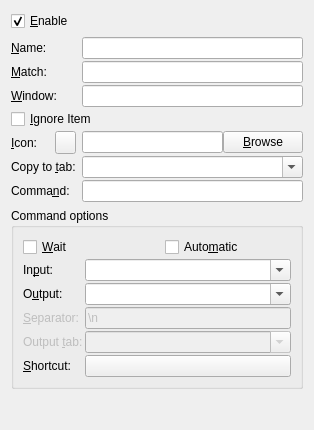
Qt form src/ui/commandwidget.ui (hluk/CopyQ) before a commit.
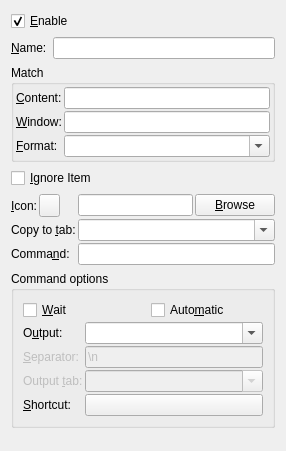
The same form after that commit.

Commit message: Commands can match items with given input format

The edit to the form file:
```diff
--- a/src/ui/commandwidget.ui
+++ b/src/ui/commandwidget.ui
@@ -6,8 +6,8 @@
    <rect>
     <x>0</x>
     <y>0</y>
-    <width>314</width>
-    <height>430</height>
+    <width>286</width>
+    <height>451</height>
    </rect>
   </property>
   <property name="windowTitle">
@@ -32,53 +32,139 @@
     </layout>
    </item>
    <item>
-    <layout class="QGridLayout" name="gridLayout">
+    <layout class="QHBoxLayout" name="horizontalLayout">
+     <item>
+      <widget class="QLabel" name="label_3">
+       <property name="sizePolicy">
+        <sizepolicy hsizetype="Preferred" vsizetype="Preferred">
+         <horstretch>0</horstretch>
+         <verstretch>0</verstretch>
+        </sizepolicy>
+       </property>
+       <property name="text">
+        <string>&amp;Name:</string>
+       </property>
+       <property name="buddy">
+        <cstring>lineEditName</cstring>
+       </property>
+      </widget>
+     </item>
+     <item>
+      <widget class="QLineEdit" name="lineEditName">
+       <property name="toolTip">
+        <string>Command name shown in menu</string>
+       </property>
+      </widget>
+     </item>
+    </layout>
+   </item>
+   <item>
+    <widget class="QGroupBox" name="groupBox">
+     <property name="title">
+      <string>Match</string>
+     </property>
+     <layout class="QFormLayout" name="formLayout_2">
+      <property name="horizontalSpacing">
+       <number>2</number>
+      </property>
+      <property name="verticalSpacing">
+       <number>2</number>
+      </property>
+      <property name="leftMargin">
+       <number>2</number>
+      </property>
+      <property name="topMargin">
+       <number>2</number>
+      </property>
+      <property name="rightMargin">
+       <number>2</number>
+      </property>
+      <property name="bottomMargin">
+       <number>2</number>
+      </property>
+      <item row="0" column="0">
+       <widget class="QLabel" name="label_4">
+        <property name="sizePolicy">
+         <sizepolicy hsizetype="Preferred" vsizetype="Preferred">
+          <horstretch>0</horstretch>
+          <verstretch>0</verstretch>
+         </sizepolicy>
+        </property>
+        <property name="text">
+         <string>&amp;Content:</string>
+        </property>
+        <property name="buddy">
+         <cstring>lineEditMatch</cstring>
+        </property>
+       </widget>
+      </item>
+      <item row="0" column="1">
+       <widget class="QLineEdit" name="lineEditMatch">
+        <property name="toolTip">
+         <string>&lt;p&gt;Use command only for items whose text match this regular expression (leave empty to match anything).&lt;/p&gt;&lt;p&gt;&lt;span style=&quot; font-weight:600;&quot;&gt;Examples:&lt;/span&gt;&lt;/p&gt;&lt;p&gt;  Match URL    &lt;span style=&quot; font-weight:600;&quot;&gt;^(https?|ftp)://&lt;/span&gt;&lt;/p&gt;&lt;p&gt;  Match PDF filenames    &lt;span style=&quot; font-weight:600;&quot;&gt;\.pdf$&lt;/span&gt;&lt;/p&gt;&lt;p&gt;  Match single character    &lt;span style=&quot; font-weight:600;&quot;&gt;^.$&lt;/span&gt;&lt;/p&gt;&lt;p&gt;  Match remote multimedia    &lt;span style=&quot; font-weight:600;&quot;&gt;^http://.*\.(ogv|vlc|mp4|mp3)$&lt;/span&gt;&lt;/p&gt;</string>
+        </property>
+       </widget>
+      </item>
+      <item row="1" column="0">
+       <widget class="QLabel" name="labelWindow">
+        <property name="text">
+         <string>&amp;Window:</string>
+        </property>
+        <property name="buddy">
+         <cstring>lineEditWindow</cstring>
+        </property>
+       </widget>
+      </item>
+      <item row="1" column="1">
+       <widget class="QLineEdit" name="lineEditWindow">
+        <property name="toolTip">
+         <string>&lt;p&gt;Use command only for items copied to clipboard from window with title text that matches this regular expression (leave empty to match any window).&lt;/p&gt;</string>
+        </property>
+       </widget>
+      </item>
+      <item row="2" column="0">
+       <widget class="QLabel" name="label_7">
+        <property name="text">
+         <string>&amp;Format:</string>
+        </property>
+        <property name="buddy">
+         <cstring>comboBoxInputFormat</cstring>
+        </property>
+       </widget>
+      </item>
+      <item row="2" column="1">
+       <widget class="QComboBox" name="comboBoxInputFormat">
+        <property name="toolTip">
+         <string>Data of this MIME type will be sent to standard input of command.
+Leave empty to disable this.</string>
+        </property>
+        <property name="editable">
+         <bool>true</bool>
+        </property>
+       </widget>
+      </item>
+     </layout>
+    </widget>
+   </item>
+   <item>
+    <widget class="QCheckBox" name="checkBoxIgnore">
+     <property name="toolTip">
+      <string>&lt;p&gt;Don't save the matched clipboard content in history and stop applying next commands on it.&lt;/p&gt;</string>
+     </property>
+     <property name="text">
+      <string>&amp;Ignore Item</string>
+     </property>
+    </widget>
+   </item>
+   <item>
+    <layout class="QFormLayout" name="formLayout_3">
+     <property name="horizontalSpacing">
+      <number>2</number>
+     </property>
      <property name="verticalSpacing">
       <number>2</number>
      </property>
-     <item row="6" column="1">
-      <widget class="QLineEdit" name="lineEditCommand">
-       <property name="toolTip">
-        <string>&lt;p&gt;Command to run. Use &lt;b&gt;%1&lt;/b&gt; for item text passed as argument and &lt;b&gt;%2&lt;/b&gt; to &lt;b&gt;%9&lt;/b&gt; for arguments captured by regular expression (parts enclosed in parentheses).&lt;/p&gt;
-
-&lt;p&gt;Use &lt;b&gt;|&lt;/b&gt; to chain commands (pass standard output to next command).&lt;/p&gt;</string>
-       </property>
-      </widget>
-     </item>
-     <item row="2" column="1">
-      <widget class="QLineEdit" name="lineEditWindow">
-       <property name="toolTip">
-        <string>&lt;p&gt;Use command only for items copied to clipboard from window with title text that matches this regular expression (leave empty to match any window).&lt;/p&gt;</string>
-       </property>
-      </widget>
-     </item>
-     <item row="3" column="0" colspan="2">
-      <widget class="QCheckBox" name="checkBoxIgnore">
-       <property name="toolTip">
-        <string>&lt;p&gt;Don't save the matched clipboard content in history and stop applying next commands on it.&lt;/p&gt;</string>
-       </property>
-       <property name="text">
-        <string>&amp;Ignore Item</string>
-       </property>
-      </widget>
-     </item>
-     <item row="1" column="0">
-      <widget class="QLabel" name="label_4">
-       <property name="sizePolicy">
-        <sizepolicy hsizetype="Preferred" vsizetype="Preferred">
-         <horstretch>0</horstretch>
-         <verstretch>0</verstretch>
-        </sizepolicy>
-       </property>
-       <property name="text">
-        <string>&amp;Match:</string>
-       </property>
-       <property name="buddy">
-        <cstring>lineEditMatch</cstring>
-       </property>
-      </widget>
-     </item>
-     <item row="4" column="0">
+     <item row="0" column="0">
       <layout class="QHBoxLayout" name="horizontalLayout_3">
        <item>
         <widget class="QLabel" name="label_5">
@@ -114,57 +200,7 @@
        </item>
       </layout>
      </item>
-     <item row="6" column="0">
-      <widget class="QLabel" name="label_2">
-       <property name="sizePolicy">
-        <sizepolicy hsizetype="Preferred" vsizetype="Preferred">
-         <horstretch>0</horstretch>
-         <verstretch>0</verstretch>
-        </sizepolicy>
-       </property>
-       <property name="text">
-        <string>Comma&amp;nd:</string>
-       </property>
-       <property name="buddy">
-        <cstring>lineEditCommand</cstring>
-       </property>
-      </widget>
-     </item>
-     <item row="2" column="0">
-      <widget class="QLabel" name="labelWindow">
-       <property name="text">
-        <string>&amp;Window:</string>
-       </property>
-       <property name="buddy">
-        <cstring>lineEditWindow</cstring>
-       </property>
-      </widget>
-     </item>
-     <item row="1" column="1">
-      <widget class="QLineEdit" name="lineEditMatch">
-       <property name="toolTip">
-        <string>&lt;p&gt;Use command only for items whose text match this regular expression (leave empty to match anything).&lt;/p&gt;&lt;p&gt;&lt;span style=&quot; font-weight:600;&quot;&gt;Examples:&lt;/span&gt;&lt;/p&gt;&lt;p&gt;  Match URL    &lt;span style=&quot; font-weight:600;&quot;&gt;^(https?|ftp)://&lt;/span&gt;&lt;/p&gt;&lt;p&gt;  Match PDF filenames    &lt;span style=&quot; font-weight:600;&quot;&gt;\.pdf$&lt;/span&gt;&lt;/p&gt;&lt;p&gt;  Match single character    &lt;span style=&quot; font-weight:600;&quot;&gt;^.$&lt;/span&gt;&lt;/p&gt;&lt;p&gt;  Match remote multimedia    &lt;span style=&quot; font-weight:600;&quot;&gt;^http://.*\.(ogv|vlc|mp4|mp3)$&lt;/span&gt;&lt;/p&gt;</string>
-       </property>
-      </widget>
-     </item>
-     <item row="5" column="1">
-      <widget class="QComboBox" name="comboBoxCopyToTab">
-       <property name="toolTip">
-        <string>Name of tab to copy new items into (leave empty not to copy)</string>
-       </property>
-       <property name="editable">
-        <bool>true</bool>
-       </property>
-      </widget>
-     </item>
      <item row="0" column="1">
-      <widget class="QLineEdit" name="lineEditName">
-       <property name="toolTip">
-        <string>Command name shown in menu</string>
-       </property>
-      </widget>
-     </item>
-     <item row="4" column="1">
       <layout class="QHBoxLayout" name="horizontalLayout_9">
        <item>
         <widget class="QLineEdit" name="lineEditIcon">
@@ -182,7 +218,7 @@
        </item>
       </layout>
      </item>
-     <item row="5" column="0">
+     <item row="1" column="0">
       <widget class="QLabel" name="label_6">
        <property name="text">
         <string>Copy to &amp;tab:</string>
@@ -192,8 +228,18 @@
        </property>
       </widget>
      </item>
-     <item row="0" column="0">
-      <widget class="QLabel" name="label_3">
+     <item row="1" column="1">
+      <widget class="QComboBox" name="comboBoxCopyToTab">
+       <property name="toolTip">
+        <string>Name of tab to copy new items into (leave empty not to copy)</string>
+       </property>
+       <property name="editable">
+        <bool>true</bool>
+       </property>
+      </widget>
+     </item>
+     <item row="2" column="0">
+      <widget class="QLabel" name="label_2">
        <property name="sizePolicy">
         <sizepolicy hsizetype="Preferred" vsizetype="Preferred">
          <horstretch>0</horstretch>
@@ -201,10 +247,19 @@
         </sizepolicy>
        </property>
        <property name="text">
-        <string>&amp;Name:</string>
+        <string>Comma&amp;nd:</string>
        </property>
        <property name="buddy">
-        <cstring>lineEditName</cstring>
+        <cstring>lineEditCommand</cstring>
+       </property>
+      </widget>
+     </item>
+     <item row="2" column="1">
+      <widget class="QLineEdit" name="lineEditCommand">
+       <property name="toolTip">
+        <string>&lt;p&gt;Command to run. Use &lt;b&gt;%1&lt;/b&gt; for item text passed as argument and &lt;b&gt;%2&lt;/b&gt; to &lt;b&gt;%9&lt;/b&gt; for arguments captured by regular expression (parts enclosed in parentheses).&lt;/p&gt;
+
+&lt;p&gt;Use &lt;b&gt;|&lt;/b&gt; to chain commands (pass standard output to next command).&lt;/p&gt;</string>
        </property>
       </widget>
      </item>
@@ -248,9 +303,32 @@
       </item>
       <item>
        <layout class="QFormLayout" name="formLayout">
+        <property name="fieldGrowthPolicy">
+         <enum>QFormLayout::AllNonFixedFieldsGrow</enum>
+        </property>
         <property name="verticalSpacing">
          <number>2</number>
         </property>
+        <item row="1" column="0">
+         <widget class="QLabel" name="label_8">
+          <property name="text">
+           <string>O&amp;utput:</string>
+          </property>
+          <property name="buddy">
+           <cstring>comboBoxOutputFormat</cstring>
+          </property>
+         </widget>
+        </item>
+        <item row="1" column="1">
+         <widget class="QComboBox" name="comboBoxOutputFormat">
+          <property name="toolTip">
+           <string>Create items from standard output of the program (leave empty to disable).</string>
+          </property>
+          <property name="editable">
+           <bool>true</bool>
+          </property>
+         </widget>
+        </item>
         <item row="2" column="0">
          <widget class="QLabel" name="separatorLabel">
           <property name="enabled">
@@ -277,19 +355,6 @@
           </property>
          </widget>
         </item>
-        <item row="3" column="1">
-         <widget class="QComboBox" name="comboBoxOutputTab">
-          <property name="enabled">
-           <bool>false</bool>
-          </property>
-          <property name="toolTip">
-           <string>Save items in tab with given name (leave empty to save in first tab)</string>
-          </property>
-          <property name="editable">
-           <bool>true</bool>
-          </property>
-         </widget>
-        </item>
         <item row="3" column="0">
          <widget class="QLabel" name="labelOutputTab">
           <property name="enabled">
@@ -303,6 +368,19 @@
           </property>
          </widget>
         </item>
+        <item row="3" column="1">
+         <widget class="QComboBox" name="comboBoxOutputTab">
+          <property name="enabled">
+           <bool>false</bool>
+          </property>
+          <property name="toolTip">
+           <string>Save items in tab with given name (leave empty to save in first tab)</string>
+          </property>
+          <property name="editable">
+           <bool>true</bool>
+          </property>
+         </widget>
+        </item>
         <item row="4" column="0">
          <widget class="QLabel" name="label">
           <property name="text">
@@ -320,46 +398,6 @@
           </property>
          </widget>
         </item>
-        <item row="0" column="0">
-         <widget class="QLabel" name="label_7">
-          <property name="text">
-           <string>In&amp;put:</string>
-          </property>
-          <property name="buddy">
-           <cstring>comboBoxInputFormat</cstring>
-          </property>
-         </widget>
-        </item>
-        <item row="0" column="1">
-         <widget class="QComboBox" name="comboBoxInputFormat">
-          <property name="toolTip">
-           <string>Send data of given MIME type to standard input of command (leave empty to disable).</string>
-          </property>
-          <property name="editable">
-           <bool>true</bool>
-          </property>
-         </widget>
-        </item>
-        <item row="1" column="1">
-         <widget class="QComboBox" name="comboBoxOutputFormat">
-          <property name="toolTip">
-           <string>Create items from standard output of the program (leave empty to disable).</string>
-          </property>
-          <property name="editable">
-           <bool>true</bool>
-          </property>
-         </widget>
-        </item>
-        <item row="1" column="0">
-         <widget class="QLabel" name="label_8">
-          <property name="text">
-           <string>O&amp;utput:</string>
-          </property>
-          <property name="buddy">
-           <cstring>comboBoxOutputFormat</cstring>
-          </property>
-         </widget>
-        </item>
        </layout>
       </item>
      </layout>
```
Left out of the diff: 2 changed lines with no effect on the pictures. The commit also changes 3 other files.
